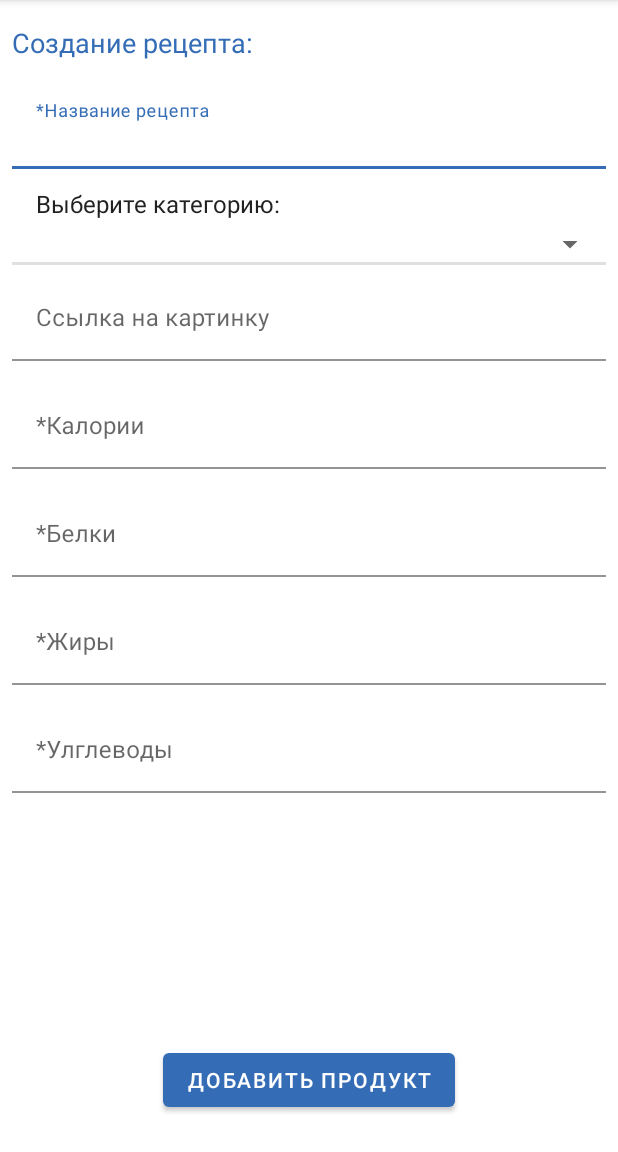
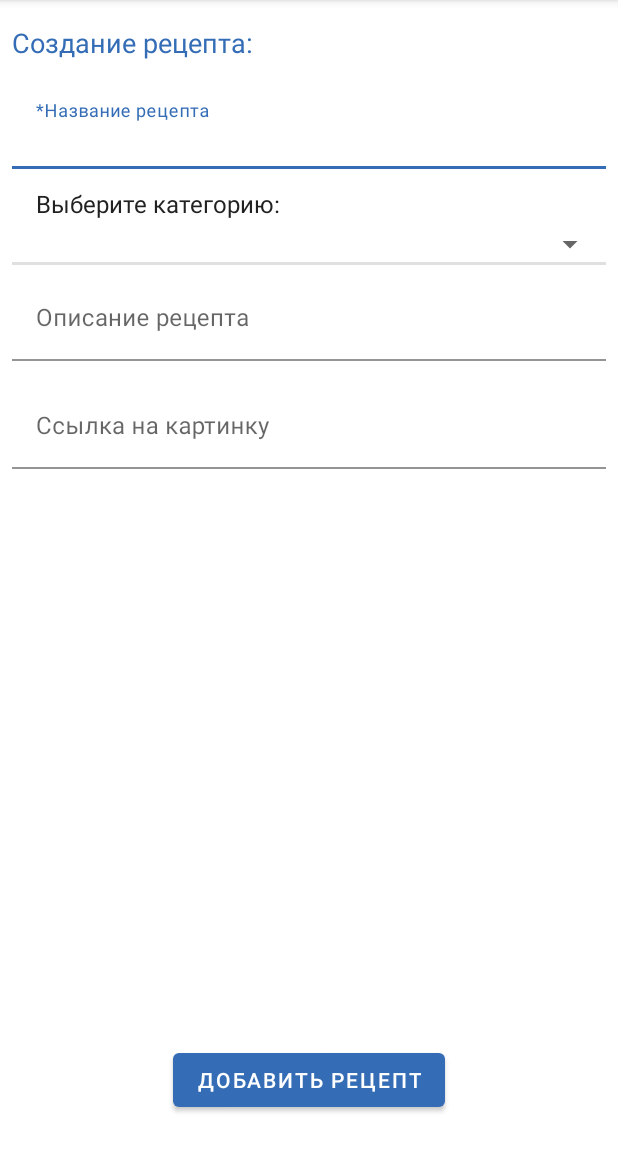
Before and after one commit to RENFERR/AndroidRecipeAPP, an Android app: the ActivityAddRecipe screen opened directly, with no data from a screen before it, on a phone screen of 412 x 824 dp, the part 84-1236 px from its top. Run offline under Robolectric (Android 15) with nearby library versions, the phone set to English and light mode, and no system bars; our stand-ins replace Room's generated code.

Commit message:
Работает добавление продукта, изменены связи в таблице, начата работа с рецептами

```diff
--- a/app/src/main/java/com/example/coursework/database/DatabaseProductCategoryRecipe.kt
+++ b/app/src/main/java/com/example/coursework/database/DatabaseProductCategoryRecipe.kt
@@ -21,10 +21,9 @@ object DatabaseProductCategoryRecipe {
         return@runBlocking 1
     }
 
-    fun addRecipe(context: Context, recipe: Recipe): Recipe = runBlocking {
+    fun addRecipe(context: Context, recipe: Recipe) = runBlocking {
         val database = MainBD.getDb(context)
         database.getRecipeDao().addRecipe(recipe)
-        return@runBlocking database.getRecipeDao().getRecipeByID(recipe.recipeID)
     }
 
     fun updateRecipe(context: Context, recipe: Recipe) = runBlocking {
@@ -32,4 +31,9 @@ object DatabaseProductCategoryRecipe {
         database.getRecipeDao().updateRecipe(recipe)
     }
 
+    fun deleteRecipe(context: Context, recipe: Recipe) = runBlocking {
+        val database = MainBD.getDb(context)
+        database.getRecipeDao().deleteRecipe(recipe)
+    }
+
 }
--- a/app/src/main/java/com/example/coursework/database/dao/RecipeDao.kt
+++ b/app/src/main/java/com/example/coursework/database/dao/RecipeDao.kt
@@ -38,7 +38,7 @@ interface RecipeDao {
     @Query("SELECT * FROM recipes WHERE recipeTypeID = :recipeTypeID")
     fun getRecipesWithType(recipeTypeID: Int): Flow<List<Recipe>>
     @Query("SELECT * FROM recipe_types")
-    fun getAllRecipeTypes(): Flow<List<RecipeType>>
+    fun getAllRecipeTypes(): Flow<List<RecipeType>>?
     @Query("SELECT * FROM recipe_types WHERE recipeTypeID = :recipeTypeID")
     fun getRecipeTypeWithID(recipeTypeID: Int): RecipeType
     @Query("SELECT * FROM recipes WHERE recipeID = :recipeID")
--- a/app/src/main/java/com/example/coursework/pages/admin/ActivityAdminProducts.kt
+++ b/app/src/main/java/com/example/coursework/pages/admin/ActivityAdminProducts.kt
@@ -29,10 +29,12 @@ class ActivityAdminProducts : AppCompatActivity() {
     private fun setProductTypesList() {
         val databaseDao = getDb(this@ActivityAdminProducts).getProductDao()
         databaseDao.getAllProductsTypes()?.asLiveData()?.observe(this@ActivityAdminProducts) { productTypesList ->
-            AdapterSpinnerProductType(binding.spinnerProductType, productTypesList) { pickedProductType ->
-                this.pickedProductType = pickedProductType
-                Log.d("Test", "ActivityAdminProducts -> setProductTypesList: picked type = $pickedProductType")
-            }.iniSpinner()
+            if (!productTypesList.isNullOrEmpty()) {
+                AdapterSpinnerProductType(binding.spinnerProductType, productTypesList) { pickedProductType ->
+                    this.pickedProductType = pickedProductType
+                    Log.d("Test", "ActivityAdminProducts -> setProductTypesList: picked type = $pickedProductType")
+                }.iniSpinner()
+            }
         }
     }
 
--- a/app/src/main/java/com/example/coursework/pages/authorization/LoginActivity.kt
+++ b/app/src/main/java/com/example/coursework/pages/authorization/LoginActivity.kt
@@ -17,7 +17,7 @@ class LoginActivity : AppCompatActivity() {
         super.onCreate(savedInstanceState)
         binding = ActivityLoginBinding.inflate(layoutInflater)
         setContentView(binding.root)
-        deleteDatabase("main.db")
+//        deleteDatabase("main.db")
         binding.tvRegistration.setOnClickListener { transitions.goToRegistrationForm() }
         binding.btnLogin.setOnClickListener { authorization() }
     }
--- a/app/src/main/java/com/example/coursework/pages/recipes/ActivityAddRecipe.kt
+++ b/app/src/main/java/com/example/coursework/pages/recipes/ActivityAddRecipe.kt
@@ -2,10 +2,16 @@ package com.example.coursework.pages.recipes
 
 import androidx.appcompat.app.AppCompatActivity
 import android.os.Bundle
+import androidx.appcompat.app.AlertDialog
+import androidx.lifecycle.asLiveData
 import com.example.coursework.database.DatabaseProductCategoryRecipe.addRecipe
+import com.example.coursework.database.DatabaseProductCategoryRecipe.deleteRecipe
 import com.example.coursework.database.DatabaseProductCategoryRecipe.updateRecipe
+import com.example.coursework.database.MainBD
 import com.example.coursework.database.model.recipes.Recipe
 import com.example.coursework.databinding.ActivityAddRecipeBinding
+import com.example.coursework.pages.recipes.adapters.AdapterSpinnerRecipeTypes
+import kotlinx.coroutines.runBlocking
 import java.util.UUID
 
 class ActivityAddRecipe : AppCompatActivity() {
@@ -13,6 +19,7 @@ class ActivityAddRecipe : AppCompatActivity() {
     private lateinit var binding: ActivityAddRecipeBinding
     private val recipeUuid by lazy { UUID.randomUUID().toString() }
     private val iniRecipe by lazy { Recipe(recipeUuid, null, null, null, null) }
+    private var pickedRecipeTypeID: Int? = null
 
     override fun onCreate(savedInstanceState: Bundle?) {
         super.onCreate(savedInstanceState)
@@ -23,24 +30,41 @@ class ActivityAddRecipe : AppCompatActivity() {
     }
 
     private fun iniRecipe() {
-        editIniRecipe(addRecipe(this@ActivityAddRecipe, iniRecipe).recipeID)
+        val database = MainBD.getDb(this@ActivityAddRecipe)
+        database.getRecipeDao().getAllRecipeTypes()?.asLiveData()?.observe(this@ActivityAddRecipe) { recipeTypesList ->
+            AdapterSpinnerRecipeTypes(binding.spinnerProductType, recipeTypesList) {
+                pickedRecipeTypeID = it.recipeTypeID
+            }.iniSpinner()
+        }
+        addRecipe(this@ActivityAddRecipe, iniRecipe)
+        editIniRecipe(iniRecipe.recipeID)
     }
 
     private fun editIniRecipe(recipeID: String) = with(binding) {
         val recipeName = inputEditTextRecipeName.text?.toString()
-        val recipeType = 135
         val recipePictureURL = inputEditTextProductPictureUrl.text?.toString()
-        val recipeDescription = "asdasd"
+        val recipeDescription = inputEditTextProductDescription.text?.toString()
 
         binding.buttonAddRecipe.setOnClickListener { updateRecipe(
             this@ActivityAddRecipe,
             Recipe(
                 recipeID,
-                recipeType,
+                pickedRecipeTypeID,
                 recipeName,
                 recipePictureURL,
                 recipeDescription
             )
         ) }
     }
+
+    override fun onBackPressed() {
+        AlertDialog.Builder(this).apply {
+            setTitle("Вы не сохранили рецепт")
+            setMessage("Вы точно хотите выйти и потерять данные?")
+            setPositiveButton(android.R.string.yes) { dialog, which ->
+                deleteRecipe(this@ActivityAddRecipe, iniRecipe)
+            }
+        }
+        super.onBackPressed()
+    }
 }
--- /dev/null
+++ b/app/src/main/java/com/example/coursework/pages/recipes/adapters/AdapterSpinnerRecipeTypes.kt
@@ -0,0 +1,42 @@
+package com.example.coursework.pages.recipes.adapters
+
+import android.util.Log
+import android.view.Gravity
+import android.view.View
+import android.widget.AdapterView
+import android.widget.ArrayAdapter
+import android.widget.Spinner
+import com.example.coursework.database.model.recipes.RecipeType
+
+class AdapterSpinnerRecipeTypes(
+    private val spinner: Spinner, private val typesList: List<RecipeType>, private val pickedType: (RecipeType) -> Unit
+) : AdapterView.OnItemSelectedListener {
+
+    private val contextView by lazy { spinner.context }
+
+    fun iniSpinner() {
+        val productTypesName = ArrayList<String>()
+        typesList.forEach {
+            productTypesName.add(it.recipeTypeName)
+        }
+        val arrayAdapter = ArrayAdapter(contextView, android.R.layout.simple_spinner_item, productTypesName)
+        arrayAdapter.setDropDownViewResource(android.R.layout.simple_spinner_dropdown_item)
+
+        with(spinner) {
+            adapter = arrayAdapter
+            setSelection(0, false)
+            onItemSelectedListener = this@AdapterSpinnerRecipeTypes
+            prompt = "Выберите категорию рецепта"
+            gravity = Gravity.CENTER
+        }
+        if (typesList.isNotEmpty()) pickedType(typesList[0])
+    }
+
+    override fun onItemSelected(parent: AdapterView<*>?, view: View?, position: Int, id: Long) {
+        pickedType(typesList[position])
+    }
+
+    override fun onNothingSelected(parent: AdapterView<*>?) {
+        Log.d("Test", "AdapterSpinnerRecipeTypes -> onNothingSelected")
+    }
+}
--- a/app/src/main/res/layout/activity_add_recipe.xml
+++ b/app/src/main/res/layout/activity_add_recipe.xml
@@ -63,6 +63,21 @@
                 android:background="?android:attr/listDivider" />
 
             <com.google.android.material.textfield.TextInputLayout
+                android:id="@+id/input_layout_product_description"
+                style="@style/input_layout_field"
+                android:layout_width="match_parent"
+                android:layout_height="match_parent"
+                android:hint="Описание рецепта"
+                android:paddingVertical="8dp">
+
+                <com.google.android.material.textfield.TextInputEditText
+                    android:id="@+id/input_edit_text_product_description"
+                    android:layout_width="match_parent"
+                    android:layout_height="wrap_content"
+                    android:inputType="textLongMessage" />
+            </com.google.android.material.textfield.TextInputLayout>
+
+            <com.google.android.material.textfield.TextInputLayout
                 android:id="@+id/input_layout_product_picture_url"
                 style="@style/input_layout_field"
                 android:layout_width="match_parent"
@@ -77,65 +92,6 @@
                     android:inputType="textShortMessage" />
             </com.google.android.material.textfield.TextInputLayout>
 
-            <com.google.android.material.textfield.TextInputLayout
-                android:id="@+id/input_layout_product_calories"
-                style="@style/input_layout_field"
-                android:layout_width="match_parent"
-                android:layout_height="wrap_content"
-                android:hint="*Калории"
-                android:paddingVertical="8dp">
-
-                <com.google.android.material.textfield.TextInputEditText
-                    android:id="@+id/input_edit_text_product_calories"
-                    android:layout_width="match_parent"
-                    android:layout_height="wrap_content"
-                    android:inputType="numberDecimal" />
-            </com.google.android.material.textfield.TextInputLayout>
-
-            <com.google.android.material.textfield.TextInputLayout
-                android:id="@+id/input_layout_product_protein"
-                style="@style/input_layout_field"
-                android:layout_width="match_parent"
-                android:layout_height="wrap_content"
-                android:hint="*Белки"
-                android:paddingVertical="8dp">
-
-                <com.google.android.material.textfield.TextInputEditText
-                    android:id="@+id/input_edit_text_product_protein"
-                    android:layout_width="match_parent"
-                    android:layout_height="wrap_content"
-                    android:inputType="numberDecimal" />
-            </com.google.android.material.textfield.TextInputLayout>
-
-            <com.google.android.material.textfield.TextInputLayout
-                android:id="@+id/input_layout_product_fat"
-                style="@style/input_layout_field"
-                android:layout_width="match_parent"
-                android:layout_height="wrap_content"
-                android:hint="*Жиры"
-                android:paddingVertical="8dp">
-
-                <com.google.android.material.textfield.TextInputEditText
-                    android:id="@+id/input_edit_text_product_fat"
-                    android:layout_width="match_parent"
-                    android:layout_height="wrap_content"
-                    android:inputType="numberDecimal" />
-            </com.google.android.material.textfield.TextInputLayout>
-
-            <com.google.android.material.textfield.TextInputLayout
-                android:id="@+id/input_layout_product_carbohydrates"
-                style="@style/input_layout_field"
-                android:layout_width="match_parent"
-                android:layout_height="wrap_content"
-                android:hint="*Улглеводы"
-                android:paddingVertical="8dp">
-
-                <com.google.android.material.textfield.TextInputEditText
-                    android:id="@+id/input_edit_text_product_carbohydrates"
-                    android:layout_width="match_parent"
-                    android:layout_height="wrap_content"
-                    android:inputType="numberDecimal" />
-            </com.google.android.material.textfield.TextInputLayout>
         </LinearLayout>
     </ScrollView>
 
@@ -144,7 +100,7 @@
         android:layout_width="wrap_content"
         android:layout_height="wrap_content"
         android:layout_marginBottom="16dp"
-        android:text="добавить продукт"
+        android:text="добавить рецепт"
         app:layout_constraintBottom_toBottomOf="parent"
         app:layout_constraintEnd_toEndOf="parent"
         app:layout_constraintStart_toStartOf="parent" />
```
